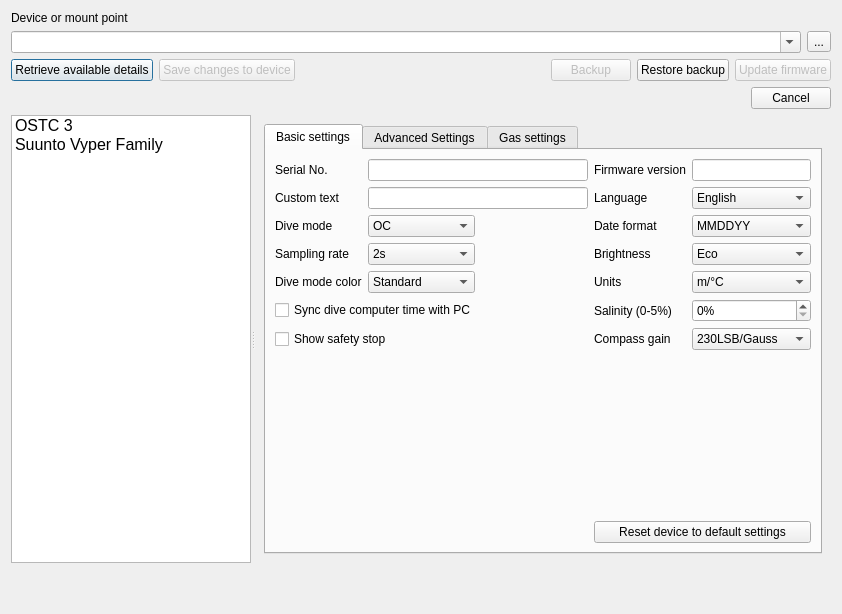
Above: qt-ui/configuredivecomputerdialog.ui from subsurface/subsurface before the change. Below: the same form after it.
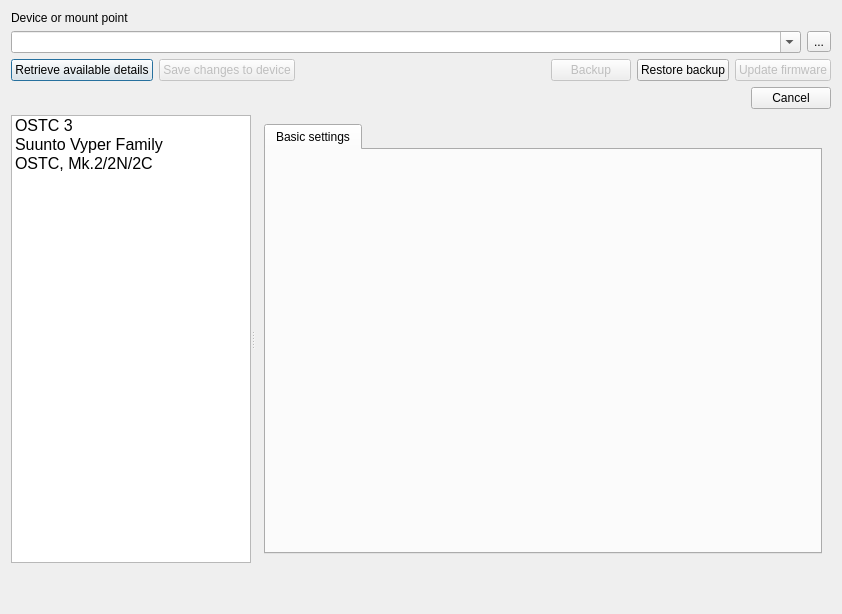
That is the form after the change. The open tabs and pages were chosen to show the change. Icons and pictures are not drawn.

Commit message:
Configure support for OSTC, Mk.2/2N/2C
First out is firmware updates.

```diff
--- a/qt-ui/configuredivecomputerdialog.ui
+++ b/qt-ui/configuredivecomputerdialog.ui
@@ -184,6 +184,11 @@
          <normaloff>:/icons/suunto_vyper.png</normaloff>:/icons/suunto_vyper.png</iconset>
        </property>
       </item>
+      <item>
+       <property name="text">
+        <string>OSTC, Mk.2/2N/2C</string>
+       </property>
+      </item>
      </widget>
      <widget class="QStackedWidget" name="dcStackedWidget">
       <property name="currentIndex">
@@ -1594,6 +1599,22 @@
         </item>
        </layout>
       </widget>
+      <widget class="QWidget" name="page_ostc">
+       <layout class="QVBoxLayout">
+        <item>
+         <widget class="QTabWidget" name="tabWidget3">
+          <property name="currentIndex">
+           <number>0</number>
+          </property>
+          <widget class="QWidget" name="basicSettings3">
+           <attribute name="title">
+            <string>Basic settings</string>
+           </attribute>
+          </widget>
+         </widget>
+        </item>
+       </layout>
+      </widget>
      </widget>
     </widget>
    </item>
```
The commit also changes 2 other files.
